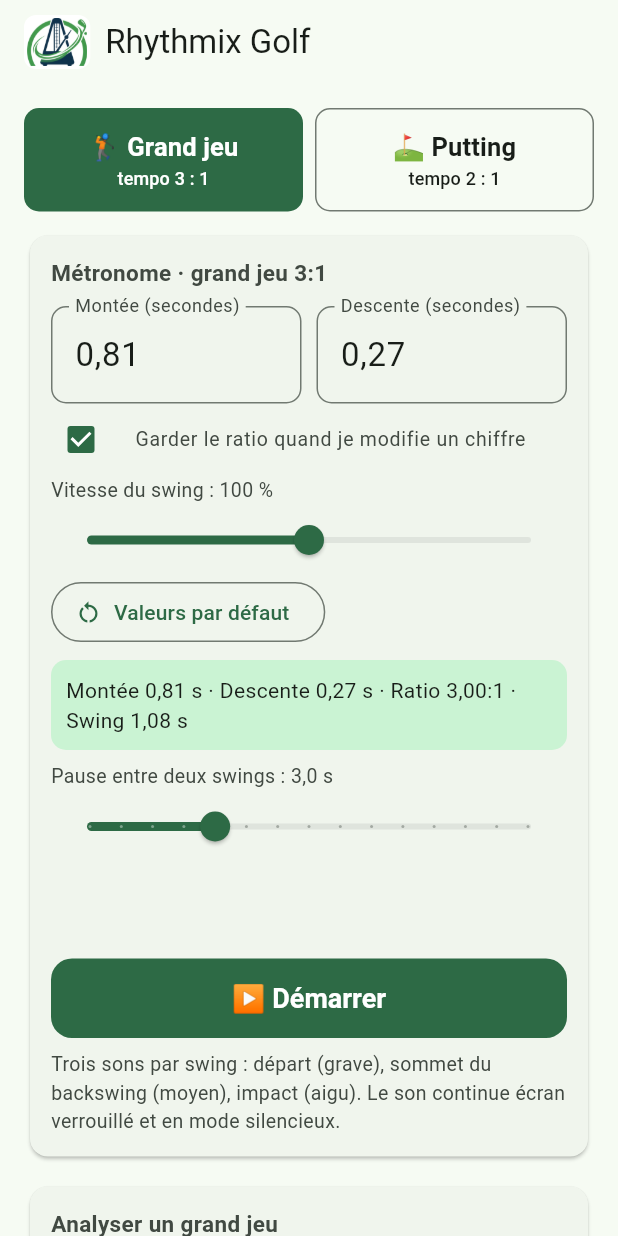
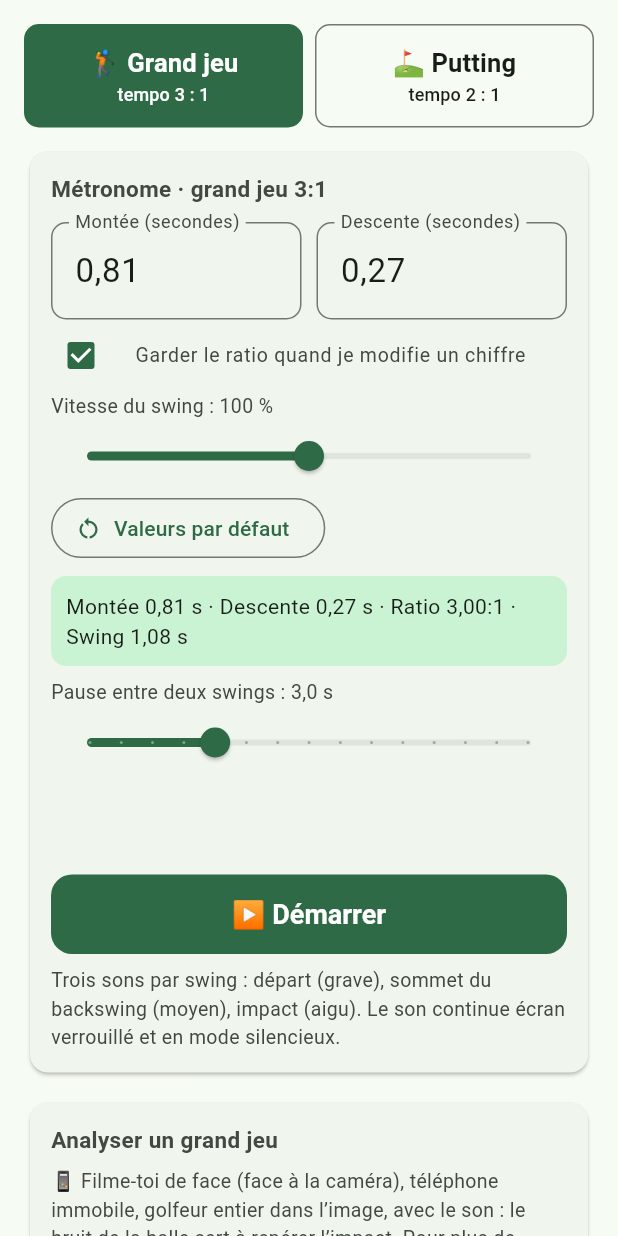
Before and after one commit to FabienLebas/rhythmix-golf, a Flutter app: the screen it shows after launch, after a tap on "Valeurs par défaut", on a phone screen of 412 x 824 dp. Run offline on Flutter 3.47's test engine with Material 3 defaults, Android fonts, the phone set to English and light mode, and no system bars; our stand-ins replace flutter_native_splash, image_picker, in_app_purchase, just_audio, shared_preferences; missing offline and left inert: audio_session; statements that could not run were skipped.

Commit message:
Retire le bandeau, splash plus long, ratio exact 3:1 / 2:1, conseils putting
- Supprime la barre d'en-tête avec le logo
- L'écran de démarrage (logo complet) reste affiché au moins 1,5 s
- Durées arrondies au centième avec un ratio exact : au ratio cible, la
  montée vaut toujours strictement 3 (ou 2) fois la descente affichée
  (ex. 0,27 s -> 0,81 s), y compris avec le curseur de vitesse et après
  l'analyse vidéo
- Putting : le conseil propose de corriger la montée ou la descente

Co-Authored-By: Claude Opus 5.5 <noreply@anthropic.com>
Claude-Session: https://claude.ai/code/session_01KeSdzoW3LWUk9HmUT8erUb

```diff
--- a/rhythmix_golf_flutter/lib/main.dart
+++ b/rhythmix_golf_flutter/lib/main.dart
@@ -1,4 +1,5 @@
 import 'package:flutter/material.dart';
+import 'package:flutter_native_splash/flutter_native_splash.dart';
 
 import 'app_state.dart';
 import 'history_card.dart';
@@ -6,10 +7,16 @@ import 'metronome_card.dart';
 import 'video_card.dart';
 
 Future<void> main() async {
-  WidgetsFlutterBinding.ensureInitialized();
+  final binding = WidgetsFlutterBinding.ensureInitialized();
+  // L'écran de démarrage (logo complet) reste affiché au moins 1,5 s.
+  FlutterNativeSplash.preserve(widgetsBinding: binding);
+  final shown = Stopwatch()..start();
   final state = AppState();
   await state.load();
   runApp(RhythmixApp(state: state));
+  final left = const Duration(milliseconds: 1500) - shown.elapsed;
+  if (left > Duration.zero) await Future<void>.delayed(left);
+  FlutterNativeSplash.remove();
 }
 
 class RhythmixApp extends StatelessWidget {
@@ -45,20 +52,6 @@ class HomePage extends StatelessWidget {
     final video = VideoCard(state: state);
     final hist = HistoryCard(state: state);
     return Scaffold(
-      appBar: AppBar(
-        title: Row(
-          mainAxisSize: MainAxisSize.min,
-          children: [
-            Container(
-              padding: const EdgeInsets.all(2),
-              decoration: BoxDecoration(color: Colors.white, borderRadius: BorderRadius.circular(8)),
-              child: Image.asset('assets/logo_mark.png', height: 32),
-            ),
-            const SizedBox(width: 10),
-            const Text('Rhythmix Golf'),
-          ],
-        ),
-      ),
       body: SafeArea(
         child: LayoutBuilder(
           builder: (context, c) {
--- a/rhythmix_golf_flutter/lib/metronome_card.dart
+++ b/rhythmix_golf_flutter/lib/metronome_card.dart
@@ -28,6 +28,9 @@ class _MetronomeCardState extends State<MetronomeCard> {
     super.initState();
     _sync();
     s.addListener(_onState);
+    // En quittant un champ, on affiche la valeur retenue (arrondie, ratio exact).
+    _bf.addListener(_sync);
+    _df.addListener(_sync);
   }
 
   @override
--- a/rhythmix_golf_flutter/lib/video_card.dart
+++ b/rhythmix_golf_flutter/lib/video_card.dart
@@ -318,24 +318,35 @@ class _VideoCardState extends State<VideoCard> {
     final (b, d) = md;
     if (b <= 0 || d <= 0) return [const InfoBox('L’ordre doit être : départ, sommet, impact.')];
     final r = s.ratioTarget;
-    final bb = d * r, rt = b / d;
+    // Tempo cible arrondi comme le métronome : montée = exactement r x descente.
+    final dd = math.max(0.01, round2(d)), bb = dd * r, rt = b / d;
     final nom = s.mode == 'grand' ? 'grand jeu' : 'putting';
     String adv;
     if ((rt - r).abs() <= 0.15) {
       adv = 'Ton rythme est déjà proche du $r:1, continue comme ça.';
-    } else if (rt > r) {
-      adv = 'Ta montée est trop lente : accélère-la d’environ ${fmt2(b - bb)} s '
-          '(de ${fmt2(b)} s à ${fmt2(bb)} s) et garde la même descente.';
+    } else if (s.mode == 'grand') {
+      adv = rt > r
+          ? 'Ta montée est trop lente : accélère-la d’environ ${fmt2(b - bb)} s '
+              '(de ${fmt2(b)} s à ${fmt2(bb)} s) et garde la même descente.'
+          : 'Ta montée est trop rapide : ralentis-la d’environ ${fmt2(bb - b)} s '
+              '(de ${fmt2(b)} s à ${fmt2(bb)} s) et garde la même descente.';
     } else {
-      adv = 'Ta montée est trop rapide : ralentis-la d’environ ${fmt2(bb - b)} s '
-          '(de ${fmt2(b)} s à ${fmt2(bb)} s) et garde la même descente.';
+      // Au putting, c'est l'équilibre montée / descente qui compte :
+      // on peut corriger d'un côté comme de l'autre.
+      adv = rt > r
+          ? 'Ta montée est trop longue par rapport à ta descente. '
+              'Monte un peu plus franchement (environ ${fmt2(bb)} s au lieu de ${fmt2(b)} s), '
+              'ou laisse le putter redescendre plus tranquillement, sans le pousser vers la balle.'
+          : 'Tu montes trop vite par rapport à ta descente. '
+              'Prends ton temps en montant (environ ${fmt2(bb)} s au lieu de ${fmt2(b)} s), '
+              'ou accélère un peu plus franchement à travers la balle.';
     }
     return [
       InfoBox('Ton rythme : montée ${fmt2(b)} s, descente ${fmt2(d)} s, '
           'ratio ${rt.toStringAsFixed(1).replaceAll('.', ',')}:1 (swing ${fmt2(b + d)} s).'),
       InfoBox(adv),
       Text('Le métronome est réglé sur ton tempo cible $nom $r:1 : '
-          'montée ${fmt2(bb)} s, descente ${fmt2(d)} s.', style: muted),
+          'montée ${fmt2(bb)} s, descente ${fmt2(dd)} s.', style: muted),
     ];
   }
 
--- a/rhythmix_golf_flutter/pubspec.yaml
+++ b/rhythmix_golf_flutter/pubspec.yaml
@@ -19,10 +19,11 @@ dependencies:
   # Plugin local (décodage vidéo natif), généré par tool/bootstrap.sh
   rhythmix_native:
     path: packages/rhythmix_native
+  # Écran de démarrage : maintenu un peu plus longtemps au lancement
+  flutter_native_splash: ^2.4.1
 
 dev_dependencies:
   flutter_launcher_icons: ^0.14.1
-  flutter_native_splash: ^2.4.1
 
 # Icônes d'app (App Store / Play Store), générées par tool/bootstrap.sh
 flutter_launcher_icons:
@@ -47,5 +48,4 @@ flutter_native_splash:
 flutter:
   uses-material-design: true
   assets:
-    - assets/logo_mark.png
     - assets/logo_full.png
```
Also changed, not shown: rhythmix_golf_flutter/lib/app_state.dart (+49 -12 lines), 1 other file.
